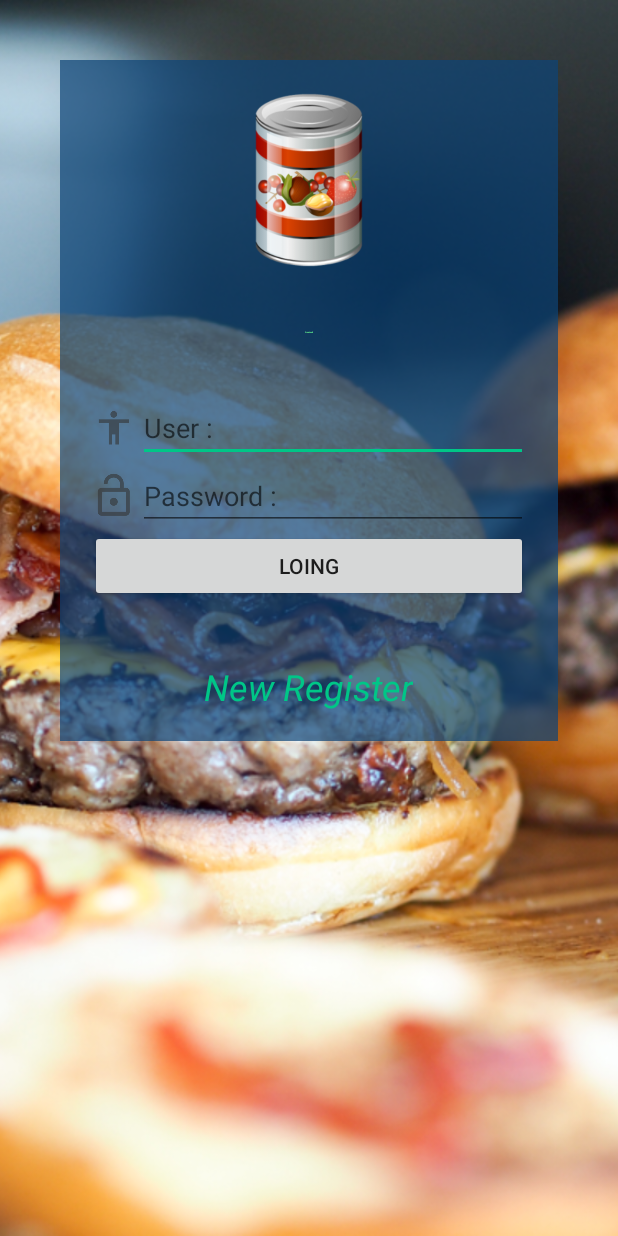
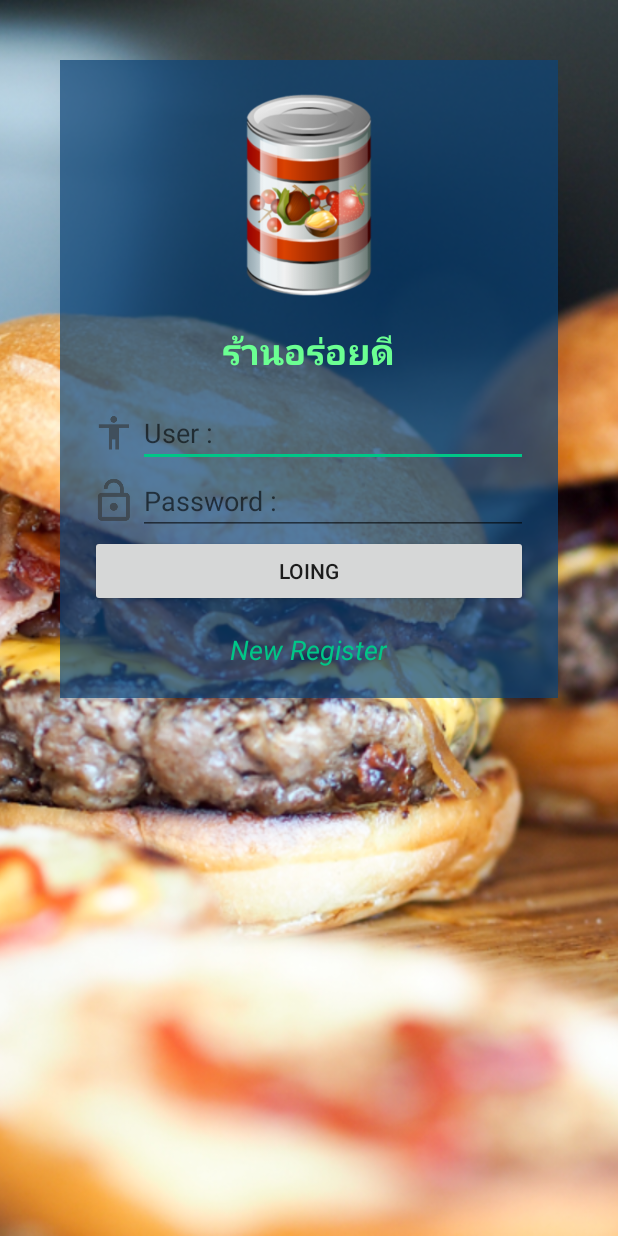
Before and after one commit to sabahoo55/MyApplication, an Android app: the screen it shows after launch (MainActivity), on a phone screen of 412 x 824 dp. Run offline under Robolectric (Android 15) with nearby library versions, the phone set to English and light mode, and no system bars.

```diff
--- a/app/build.gradle
+++ b/app/build.gradle
@@ -26,5 +26,5 @@ dependencies {
     androidTestImplementation 'com.android.support.test:runner:1.0.1'
     androidTestImplementation 'com.android.support.test.espresso:espresso-core:3.0.1'
     implementation 'com.squareup.okhttp:okhttp:2.0.0'
-    implementation 'com.android.support:support-annotations:27.0.2'
+    implementation 'com.android.support:appcompat-v7:26.1.0'
 }
--- a/app/src/main/AndroidManifest.xml
+++ b/app/src/main/AndroidManifest.xml
@@ -1,7 +1,7 @@
 <?xml version="1.0" encoding="utf-8"?>
 <manifest xmlns:android="http://schemas.android.com/apk/res/android"
     package="sst.pracha.myapplication">
-
+<uses-permission android:name="android.permission.INTERNET"/>
     <application
         android:allowBackup="true"
         android:icon="@mipmap/ic_launcher"
--- a/app/src/main/res/layout/fragment_main.xml
+++ b/app/src/main/res/layout/fragment_main.xml
@@ -3,7 +3,10 @@
     android:orientation="vertical" android:layout_width="match_parent"
     android:layout_height="match_parent">
 
-    <!--Content-->
+    <ScrollView
+        android:layout_width="match_parent"
+        android:layout_height="match_parent">
+
         <LinearLayout
 
             android:background="@color/my_white"
@@ -104,5 +107,13 @@
 
         </LinearLayout>
 
+    </ScrollView>
+
+
+    ☺
+
+    <!--Content-->
+
+
 
 </LinearLayout>
--- /dev/null
+++ b/app/src/main/res/values-land/dimens.xml
@@ -0,0 +1,10 @@
+<?xml version="1.0" encoding="utf-8"?>
+    <resources>
+    <dimen name="margin">20dp</dimen>
+
+    <dimen name="h1">24dp</dimen>
+    <dimen name="h2">18dp</dimen>
+    <dimen name="logo">70dp</dimen>
+    <dimen name="padding">10dp</dimen>
+    <dimen name="margin2">10dp</dimen>
+</resources>
--- a/app/src/main/res/values/dimens.xml
+++ b/app/src/main/res/values/dimens.xml
@@ -1,9 +1,10 @@
 <?xml version="1.0" encoding="utf-8"?>
     <resources>
     <dimen name="margin">40dp</dimen>
-    <dimen name="margin2">40dp</dimen>
-    <dimen name="h1">1dp</dimen>
-    <dimen name="h2">24dp</dimen>
-    <dimen name="logo">120dp</dimen>
+
+    <dimen name="h1">24dp</dimen>
+    <dimen name="h2">18dp</dimen>
+    <dimen name="logo">140dp</dimen>
     <dimen name="padding">20dp</dimen>
+    <dimen name="margin2">16dp</dimen>
 </resources>
```
Also changed, not shown: app/src/main/java/sst/pracha/myapplication/fragment/RegisterFragment.java (+35 -2 lines), 1 other file. Lines whose indentation alone changed are shown as unchanged.
